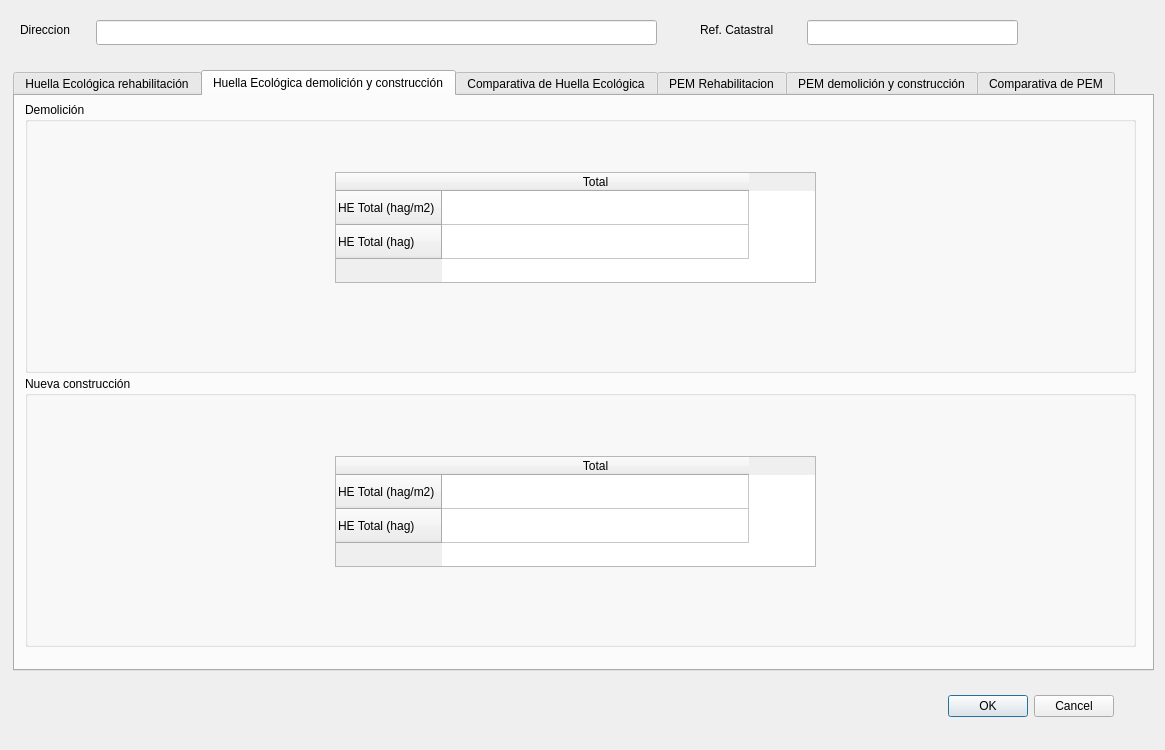
First picture: the form in Ui_ResultForm.ui, repository rubenmarrufo/herevea, before the edit.
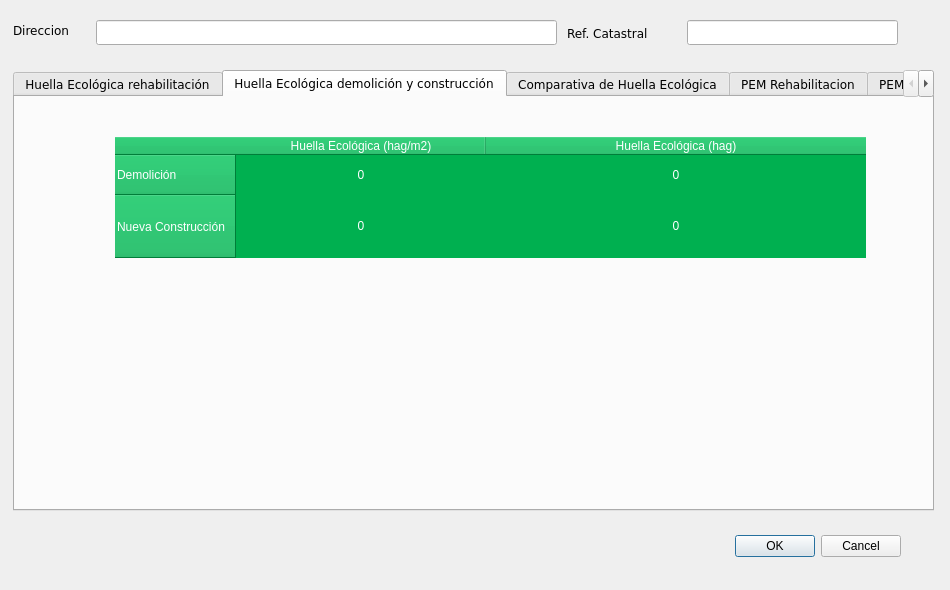
Second picture: the form after the edit. The open tabs and pages were chosen to show the change. Icons and pictures are not drawn.

Commit message: Improved results and updated actuaciones form

What changed in the file:
```diff
--- a/Ui_ResultForm.ui
+++ b/Ui_ResultForm.ui
@@ -6,10 +6,22 @@
    <rect>
     <x>0</x>
     <y>0</y>
-    <width>1165</width>
-    <height>750</height>
+    <width>950</width>
+    <height>590</height>
    </rect>
   </property>
+  <property name="minimumSize">
+   <size>
+    <width>950</width>
+    <height>590</height>
+   </size>
+  </property>
+  <property name="maximumSize">
+   <size>
+    <width>950</width>
+    <height>590</height>
+   </size>
+  </property>
   <property name="windowTitle">
    <string>Herevea</string>
   </property>
@@ -20,8 +32,8 @@
   <widget class="QDialogButtonBox" name="buttonBox">
    <property name="geometry">
     <rect>
-     <x>773</x>
-     <y>690</y>
+     <x>560</x>
+     <y>530</y>
      <width>341</width>
      <height>32</height>
     </rect>
@@ -38,7 +50,7 @@
     <rect>
      <x>96</x>
      <y>20</y>
-     <width>561</width>
+     <width>461</width>
      <height>25</height>
     </rect>
    </property>
@@ -49,12 +61,17 @@
   <widget class="QLabel" name="label_32">
    <property name="geometry">
     <rect>
-     <x>700</x>
-     <y>20</y>
-     <width>101</width>
+     <x>567</x>
+     <y>23</y>
+     <width>121</width>
      <height>20</height>
     </rect>
    </property>
+   <property name="font">
+    <font>
+     <family>Verdana</family>
+    </font>
+   </property>
    <property name="text">
     <string>Ref. Catastral</string>
    </property>
@@ -62,7 +79,7 @@
   <widget class="QLineEdit" name="tbxRefCatastral">
    <property name="geometry">
     <rect>
-     <x>807</x>
+     <x>687</x>
      <y>20</y>
      <width>211</width>
      <height>25</height>
@@ -75,12 +92,17 @@
   <widget class="QLabel" name="label_31">
    <property name="geometry">
     <rect>
-     <x>20</x>
+     <x>13</x>
      <y>20</y>
-     <width>81</width>
+     <width>101</width>
      <height>20</height>
     </rect>
    </property>
+   <property name="font">
+    <font>
+     <family>Verdana</family>
+    </font>
+   </property>
    <property name="text">
     <string>Direccion</string>
    </property>
@@ -90,10 +112,15 @@
     <rect>
      <x>13</x>
      <y>70</y>
-     <width>1141</width>
-     <height>601</height>
+     <width>921</width>
+     <height>441</height>
     </rect>
    </property>
+   <property name="font">
+    <font>
+     <family>Verdana</family>
+    </font>
+   </property>
    <property name="currentIndex">
     <number>0</number>
    </property>
@@ -196,99 +223,107 @@
     <attribute name="title">
      <string>Huella Ecológica demolición y construcción</string>
     </attribute>
-    <widget class="QGroupBox" name="groupBox">
+    <widget class="QTableWidget" name="tabHEDemConsTotal">
      <property name="geometry">
       <rect>
-       <x>10</x>
-       <y>6</y>
-       <width>1111</width>
-       <height>271</height>
+       <x>100</x>
+       <y>40</y>
+       <width>751</width>
+       <height>121</height>
       </rect>
      </property>
-     <property name="title">
-      <string>Demolición</string>
+     <property name="styleSheet">
+      <string notr="true">background-color: rgb(0, 176, 80);
+gridline-color: rgb(255, 255, 255);
+border-color: rgb(255, 255, 255);
+alternate-background-color: rgb(85, 255, 0);
+color: rgb(255, 255, 255);</string>
      </property>
-     <widget class="QTableWidget" name="tabHEDemTotal">
-      <property name="geometry">
-       <rect>
-        <x>310</x>
-        <y>70</y>
-        <width>481</width>
-        <height>111</height>
-       </rect>
-      </property>
-      <attribute name="horizontalHeaderDefaultSectionSize">
-       <number>307</number>
-      </attribute>
-      <attribute name="horizontalHeaderMinimumSectionSize">
-       <number>46</number>
-      </attribute>
-      <attribute name="verticalHeaderDefaultSectionSize">
-       <number>34</number>
-      </attribute>
-      <row>
-       <property name="text">
-        <string>HE Total (hag/m2)</string>
-       </property>
-      </row>
-      <row>
-       <property name="text">
-        <string>HE Total (hag)</string>
-       </property>
-      </row>
-      <column>
-       <property name="text">
-        <string>Total</string>
-       </property>
-      </column>
-     </widget>
-    </widget>
-    <widget class="QGroupBox" name="groupBox_2">
-     <property name="geometry">
-      <rect>
-       <x>10</x>
-       <y>280</y>
-       <width>1111</width>
-       <height>271</height>
-      </rect>
+     <property name="frameShape">
+      <enum>QFrame::NoFrame</enum>
      </property>
-     <property name="title">
-      <string>Nueva construcción</string>
+     <property name="alternatingRowColors">
+      <bool>false</bool>
      </property>
-     <widget class="QTableWidget" name="tabHEConsTotal">
-      <property name="geometry">
-       <rect>
-        <x>310</x>
-        <y>80</y>
-        <width>481</width>
-        <height>111</height>
-       </rect>
+     <property name="selectionMode">
+      <enum>QAbstractItemView::NoSelection</enum>
+     </property>
+     <property name="showGrid">
+      <bool>false</bool>
+     </property>
+     <property name="gridStyle">
+      <enum>Qt::NoPen</enum>
+     </property>
+     <attribute name="horizontalHeaderCascadingSectionResizes">
+      <bool>true</bool>
+     </attribute>
+     <attribute name="horizontalHeaderDefaultSectionSize">
+      <number>250</number>
+     </attribute>
+     <attribute name="horizontalHeaderStretchLastSection">
+      <bool>true</bool>
+     </attribute>
+     <attribute name="verticalHeaderCascadingSectionResizes">
+      <bool>true</bool>
+     </attribute>
+     <attribute name="verticalHeaderDefaultSectionSize">
+      <number>40</number>
+     </attribute>
+     <attribute name="verticalHeaderStretchLastSection">
+      <bool>true</bool>
+     </attribute>
+     <row>
+      <property name="text">
+       <string>Demolición</string>
       </property>
-      <attribute name="horizontalHeaderDefaultSectionSize">
-       <number>307</number>
-      </attribute>
-      <attribute name="horizontalHeaderMinimumSectionSize">
-       <number>46</number>
-      </attribute>
-      <attribute name="verticalHeaderDefaultSectionSize">
-       <number>34</number>
-      </attribute>
-      <row>
-       <property name="text">
-        <string>HE Total (hag/m2)</string>
-       </property>
-      </row>
-      <row>
-       <property name="text">
-        <string>HE Total (hag)</string>
-       </property>
-      </row>
-      <column>
-       <property name="text">
-        <string>Total</string>
-       </property>
-      </column>
-     </widget>
+     </row>
+     <row>
+      <property name="text">
+       <string>Nueva Construcción</string>
+      </property>
+     </row>
+     <column>
+      <property name="text">
+       <string>Huella Ecológica (hag/m2)</string>
+      </property>
+     </column>
+     <column>
+      <property name="text">
+       <string>Huella Ecológica (hag)</string>
+      </property>
+     </column>
+     <item row="0" column="0">
+      <property name="text">
+       <string>0</string>
+      </property>
+      <property name="textAlignment">
+       <set>AlignHCenter|AlignVCenter|AlignCenter</set>
+      </property>
+     </item>
+     <item row="0" column="1">
+      <property name="text">
+       <string>0</string>
+      </property>
+      <property name="textAlignment">
+       <set>AlignHCenter|AlignVCenter|AlignCenter</set>
+      </property>
+     </item>
+     <item row="1" column="0">
+      <property name="text">
+       <string>0</string>
+      </property>
+      <property name="textAlignment">
+       <set>AlignHCenter|AlignVCenter|AlignCenter</set>
+      </property>
+     </item>
+     <item row="1" column="1">
+      <property name="text">
+       <string>0</string>
+      </property>
+      <property name="textAlignment">
+       <set>AlignHCenter|AlignVCenter|AlignCenter</set>
+      </property>
+     </item>
     </widget>
    </widget>
    <widget class="QWidget" name="ComparativadeHuella">
```
Left out of the diff: 475 changed lines with no effect on the pictures. The commit also changes 33 other files.
